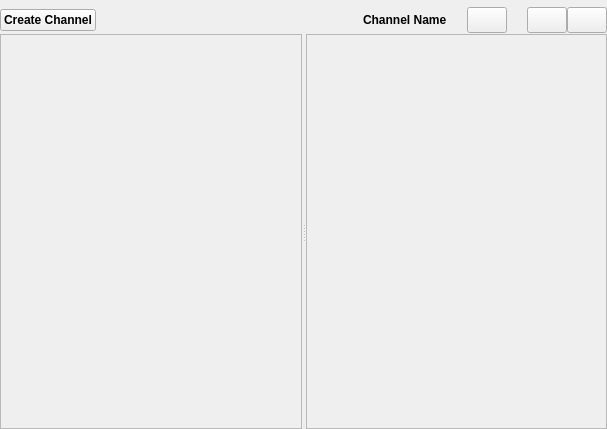
Old version of the form retroshare-gui/src/gui/ChannelFeed.ui in the repository RetroShare/RetroShare.
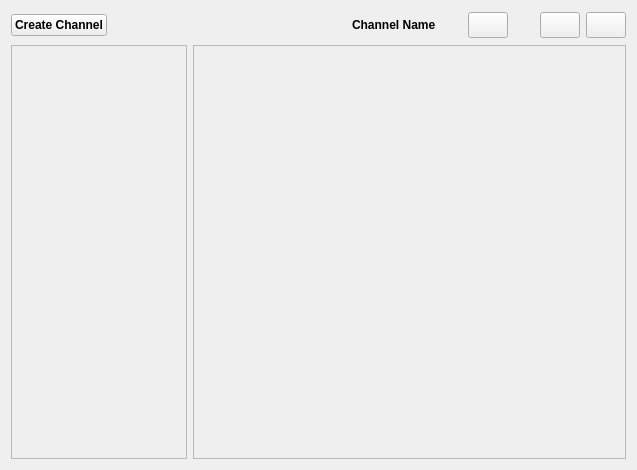
New version of the form. Icons and pictures are not drawn.

Commit message: * redesign Channel Menu Item, more userfriendly

Diff of the .ui file:
```diff
--- a/retroshare-gui/src/gui/ChannelFeed.ui
+++ b/retroshare-gui/src/gui/ChannelFeed.ui
@@ -5,32 +5,15 @@
    <rect>
     <x>0</x>
     <y>0</y>
-    <width>607</width>
-    <height>429</height>
+    <width>637</width>
+    <height>470</height>
    </rect>
   </property>
   <property name="windowTitle" >
    <string>Form</string>
   </property>
-  <layout class="QVBoxLayout" >
-   <property name="spacing" >
-    <number>0</number>
-   </property>
-   <property name="margin" >
-    <number>0</number>
-   </property>
-   <item>
-    <layout class="QHBoxLayout" >
-     <property name="leftMargin" >
-      <number>0</number>
-     </property>
-     <property name="topMargin" >
-      <number>6</number>
-     </property>
-     <property name="rightMargin" >
-      <number>0</number>
-     </property>
-     <item>
+  <layout class="QGridLayout" >
+   <item row="0" column="0" >
       <widget class="QPushButton" name="chanButton" >
        <property name="font" >
         <font>
@@ -53,7 +36,7 @@
        </property>
       </widget>
      </item>
-     <item>
+   <item row="0" column="1" colspan="2" >
       <spacer>
        <property name="orientation" >
         <enum>Qt::Horizontal</enum>
@@ -66,7 +49,7 @@
        </property>
       </spacer>
      </item>
-     <item>
+   <item row="0" column="3" >
       <widget class="QLabel" name="iconLabel" >
        <property name="minimumSize" >
         <size>
@@ -82,7 +65,7 @@
        </property>
       </widget>
      </item>
-     <item>
+   <item row="0" column="4" >
       <widget class="QLabel" name="nameLabel" >
        <property name="font" >
         <font>
@@ -95,7 +78,7 @@
        </property>
       </widget>
      </item>
-     <item>
+   <item row="0" column="5" >
       <spacer>
        <property name="orientation" >
         <enum>Qt::Horizontal</enum>
@@ -111,7 +94,7 @@
        </property>
       </spacer>
      </item>
-     <item>
+   <item row="0" column="6" >
       <widget class="QPushButton" name="postButton" >
        <property name="sizePolicy" >
         <sizepolicy vsizetype="Fixed" hsizetype="Fixed" >
@@ -137,7 +120,7 @@
        </property>
       </widget>
      </item>
-     <item>
+   <item row="0" column="7" >
       <spacer>
        <property name="orientation" >
         <enum>Qt::Horizontal</enum>
@@ -153,7 +136,7 @@
        </property>
       </spacer>
      </item>
-     <item>
+   <item row="0" column="8" >
       <widget class="QPushButton" name="subscribeButton" >
        <property name="sizePolicy" >
         <sizepolicy vsizetype="Fixed" hsizetype="Fixed" >
@@ -179,7 +162,7 @@
        </property>
       </widget>
      </item>
-     <item>
+   <item row="0" column="9" >
       <widget class="QPushButton" name="unsubscribeButton" >
        <property name="sizePolicy" >
         <sizepolicy vsizetype="Fixed" hsizetype="Fixed" >
@@ -205,13 +188,7 @@
        </property>
       </widget>
      </item>
-    </layout>
-   </item>
-   <item>
-    <widget class="QSplitter" name="splitter" >
-     <property name="orientation" >
-      <enum>Qt::Horizontal</enum>
-     </property>
+   <item row="1" column="0" colspan="2" >
      <widget class="QFrame" name="chanFrame" >
       <property name="sizePolicy" >
        <sizepolicy vsizetype="Preferred" hsizetype="Preferred" >
@@ -219,6 +196,18 @@
         <verstretch>0</verstretch>
        </sizepolicy>
       </property>
+     <property name="maximumSize" >
+      <size>
+       <width>240</width>
+       <height>16777215</height>
+      </size>
+     </property>
+     <property name="sizeIncrement" >
+      <size>
+       <width>0</width>
+       <height>0</height>
+      </size>
+     </property>
       <property name="frameShape" >
        <enum>QFrame::StyledPanel</enum>
       </property>
@@ -226,6 +215,8 @@
        <enum>QFrame::Raised</enum>
       </property>
      </widget>
+   </item>
+   <item row="1" column="2" colspan="8" >
      <widget class="QFrame" name="msgFrame" >
       <property name="sizePolicy" >
        <sizepolicy vsizetype="Preferred" hsizetype="Expanding" >
@@ -239,7 +230,6 @@
       <property name="frameShadow" >
        <enum>QFrame::Raised</enum>
       </property>
-     </widget>
     </widget>
    </item>
   </layout>
```
Left out of the diff: 24 changed lines with no effect on the pictures. Lines whose indentation alone changed are shown as unchanged. The commit also changes 5 other files.
